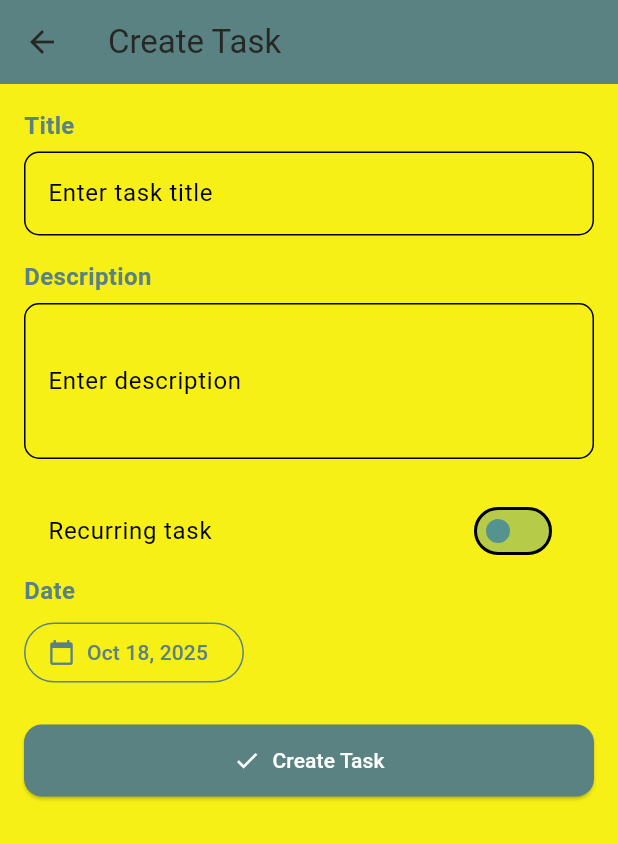
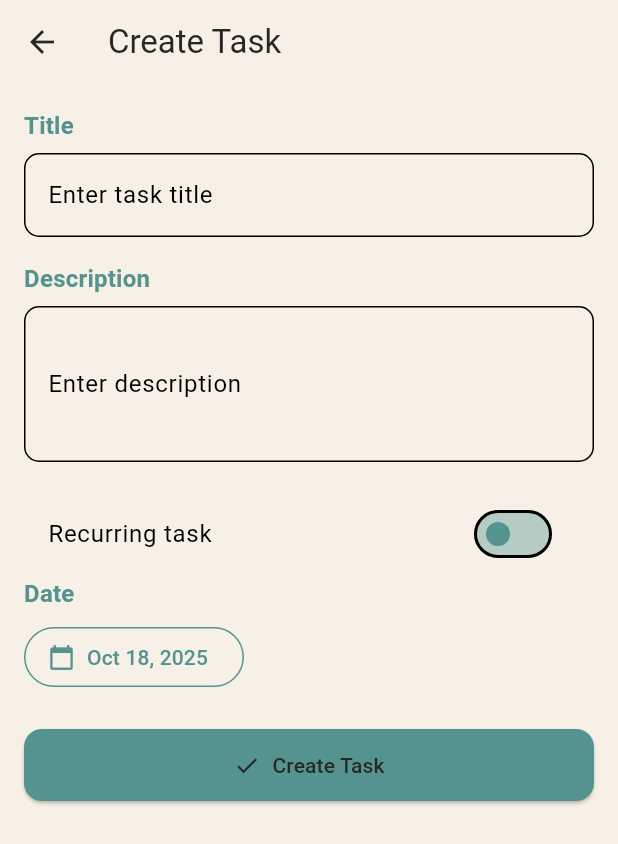
Before and after one commit to Club-Team/planner, a Flutter app: the EditTaskScreen screen opened directly, on a phone screen of 412 x 824 dp. Shown: the top 844 px of the screen. Run offline on Flutter 3.47's test engine with Material 3 defaults, Android fonts, the phone set to English and light mode, and no system bars; our stand-ins replace image_picker, shared_preferences, sqflite, sqflite_common_ffi; accounts and stored records are empty.

Commit message:
fixed theme mismatch in edit screen

```diff
--- a/lib/screens/edit_task_screen.dart
+++ b/lib/screens/edit_task_screen.dart
@@ -24,9 +24,6 @@ class _EditTaskScreenState extends State<EditTaskScreen> {
   late List<int> _weekdays;
   late DateTime _date;
 
-  final Color primaryColor = const Color.fromRGBO(90, 130, 130, 1);
-  final Color backgroundColor = const Color.fromRGBO(247, 240, 22, 1);
-
   @override
   void initState() {
     super.initState();
@@ -46,6 +43,13 @@ class _EditTaskScreenState extends State<EditTaskScreen> {
       initialDate: _date,
       firstDate: DateTime(2020),
       lastDate: DateTime(2100),
+      builder: (context, child) {
+        // make date picker also follow theme
+        return Theme(
+          data: Theme.of(context),
+          child: child!,
+        );
+      },
     );
     if (picked != null) setState(() => _date = picked);
   }
@@ -82,10 +86,12 @@ class _EditTaskScreenState extends State<EditTaskScreen> {
 
     if (widget.task == null) {
       provider.addTask(updatedTask);
-      ScaffoldMessenger.of(context).showSnackBar(const SnackBar(content: Text('Task created!')));
+      ScaffoldMessenger.of(context)
+          .showSnackBar(const SnackBar(content: Text('Task created!')));
     } else {
       provider.updateTask(updatedTask);
-      ScaffoldMessenger.of(context).showSnackBar(const SnackBar(content: Text('Task updated!')));
+      ScaffoldMessenger.of(context)
+          .showSnackBar(const SnackBar(content: Text('Task updated!')));
     }
 
     Navigator.pop(context);
@@ -95,21 +101,24 @@ class _EditTaskScreenState extends State<EditTaskScreen> {
     final provider = Provider.of<TaskProvider>(context, listen: false);
     if (widget.task != null) {
       provider.deleteTask(widget.task!);
-      ScaffoldMessenger.of(context).showSnackBar(const SnackBar(content: Text('Task deleted')));
+      ScaffoldMessenger.of(context)
+          .showSnackBar(const SnackBar(content: Text('Task deleted')));
     }
     Navigator.pop(context);
   }
 
   @override
   Widget build(BuildContext context) {
+    final theme = Theme.of(context);
+    final colorScheme = theme.colorScheme;
+    final textTheme = theme.textTheme;
+
     final isEdit = widget.task != null;
     final dateStr = DateFormat('yMMMd').format(_date);
 
     return Scaffold(
-      backgroundColor: backgroundColor,
       appBar: AppBar(
         title: Text(isEdit ? 'Edit Task' : 'Create Task'),
-        backgroundColor: primaryColor,
         actions: [
           if (isEdit)
             IconButton(
@@ -125,19 +134,19 @@ class _EditTaskScreenState extends State<EditTaskScreen> {
           child: Column(
             crossAxisAlignment: CrossAxisAlignment.start,
             children: [
-              _buildLabel('Title'),
+              _buildLabel('Title', textTheme, colorScheme),
               TextFormField(
                 initialValue: _title,
-                decoration: _inputDecoration('Enter task title'),
+                decoration: _inputDecoration('Enter task title', theme),
                 validator: (v) => v == null || v.isEmpty ? 'Enter a title' : null,
                 onChanged: (v) => _title = v,
               ),
               const SizedBox(height: 16),
-              _buildLabel('Description'),
+              _buildLabel('Description', textTheme, colorScheme),
               TextFormField(
                 initialValue: _description,
                 maxLines: 3,
-                decoration: _inputDecoration('Enter description'),
+                decoration: _inputDecoration('Enter description', theme),
                 onChanged: (v) => _description = v,
               ),
               const SizedBox(height: 20),
@@ -145,22 +154,22 @@ class _EditTaskScreenState extends State<EditTaskScreen> {
                 title: const Text('Recurring task'),
                 value: _isRecurring,
                 onChanged: (v) => setState(() => _isRecurring = v),
-                activeColor: primaryColor,
+                activeColor: colorScheme.primary,
               ),
               if (!_isRecurring) ...[
-                _buildLabel('Date'),
+                _buildLabel('Date', textTheme, colorScheme),
                 OutlinedButton.icon(
                   onPressed: _pickDate,
                   icon: const Icon(Icons.calendar_today),
                   label: Text(dateStr),
                   style: OutlinedButton.styleFrom(
-                    foregroundColor: primaryColor,
-                    side: BorderSide(color: primaryColor),
+                    foregroundColor: colorScheme.primary,
+                    side: BorderSide(color: colorScheme.primary),
                   ),
                 ),
               ],
               if (_isRecurring) ...[
-                _buildLabel('Recurrence'),
+                _buildLabel('Recurrence', textTheme, colorScheme),
                 DropdownButtonFormField<RecurrenceType>(
                   value: _recurrenceType,
                   items: RecurrenceType.values
@@ -171,7 +180,7 @@ class _EditTaskScreenState extends State<EditTaskScreen> {
                           ))
                       .toList(),
                   onChanged: (val) => setState(() => _recurrenceType = val!),
-                  decoration: _inputDecoration('Recurrence type'),
+                  decoration: _inputDecoration('Recurrence type', theme),
                 ),
                 if (_recurrenceType == RecurrenceType.specificWeekDays) ...[
                   const SizedBox(height: 10),
@@ -179,14 +188,19 @@ class _EditTaskScreenState extends State<EditTaskScreen> {
                     spacing: 8,
                     children: List.generate(7, (i) {
                       final dayNum = i + 1;
-                      final dayName = ['Mon','Tue','Wed','Thu','Fri','Sat','Sun'][i];
+                      final dayName = ['Mon', 'Tue', 'Wed', 'Thu', 'Fri', 'Sat', 'Sun'][i];
                       final selected = _weekdays.contains(dayNum);
                       return FilterChip(
                         label: Text(dayName),
                         selected: selected,
                         onSelected: (_) => _toggleWeekday(dayNum),
-                        selectedColor: primaryColor.withOpacity(0.2),
-                        checkmarkColor: primaryColor,
+                        selectedColor: colorScheme.primary.withOpacity(0.2),
+                        checkmarkColor: colorScheme.primary,
+                        labelStyle: TextStyle(
+                          color: selected
+                              ? colorScheme.primary
+                              : textTheme.bodyMedium?.color,
+                        ),
                       );
                     }),
                   ),
@@ -200,8 +214,9 @@ class _EditTaskScreenState extends State<EditTaskScreen> {
                   label: Text(isEdit ? 'Save Changes' : 'Create Task'),
                   onPressed: _saveTask,
                   style: ElevatedButton.styleFrom(
-                    backgroundColor: primaryColor,
-                    foregroundColor: Colors.white,
+                    backgroundColor: colorScheme.primary,
+                    foregroundColor: theme.elevatedButtonTheme.style?.foregroundColor?.resolve({}) ??
+                        Colors.white,
                     padding: const EdgeInsets.symmetric(vertical: 14),
                     shape: RoundedRectangleBorder(
                       borderRadius: BorderRadius.circular(12),
@@ -216,20 +231,29 @@ class _EditTaskScreenState extends State<EditTaskScreen> {
     );
   }
 
-  InputDecoration _inputDecoration(String label) => InputDecoration(
-        labelText: label,
-        border: OutlineInputBorder(borderRadius: BorderRadius.circular(10)),
-        focusedBorder: OutlineInputBorder(
-          borderSide: BorderSide(color: primaryColor, width: 2),
-          borderRadius: BorderRadius.circular(10),
-        ),
-      );
+  InputDecoration _inputDecoration(String label, ThemeData theme) {
+    final base = theme.inputDecorationTheme;
+    return InputDecoration(
+      labelText: label,
+      border: base.border,
+      focusedBorder: base.focusedBorder,
+      enabledBorder: base.enabledBorder,
+      filled: base.filled,
+      fillColor: base.fillColor,
+      contentPadding: base.contentPadding,
+    );
+  }
 
-  Widget _buildLabel(String text) => Padding(
+
+  Widget _buildLabel(String text, TextTheme textTheme, ColorScheme colorScheme) =>
+      Padding(
         padding: const EdgeInsets.only(bottom: 6),
         child: Text(
           text,
-          style: TextStyle(fontWeight: FontWeight.bold, fontSize: 16, color: primaryColor),
+          style: textTheme.titleMedium?.copyWith(
+            fontWeight: FontWeight.bold,
+            color: colorScheme.primary,
+          ),
         ),
       );
 }
```
